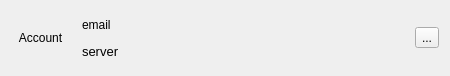
First picture: the form in ui/account-view.ui, repository haiwen/seafile-client, before the edit.
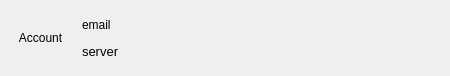
Second picture: the form after the edit.

Diff of the .ui file:
```diff
--- a/ui/account-view.ui
+++ b/ui/account-view.ui
@@ -69,13 +69,6 @@
      </property>
     </spacer>
    </item>
-   <item>
-    <widget class="QToolButton" name="mSeahubMessagesBtn">
-     <property name="text">
-      <string>...</string>
-     </property>
-    </widget>
-   </item>
   </layout>
  </widget>
  <resources/>
```
